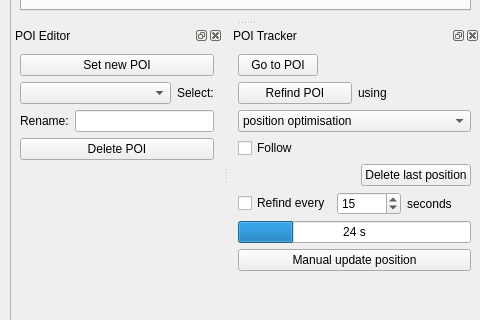
Qt form gui/PoiManager/PoiManagerGuiUI.ui (Ulm-IQO/qudi) before a commit; both pictures show x 119 to 599 and y 424 to 744 of the 599 by 744 pixel window.
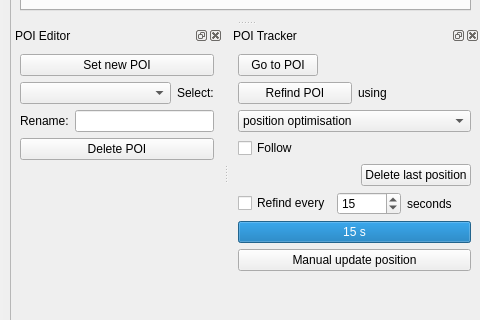
The same form after that commit. Icons and pictures are not drawn. Custom widgets are drawn as their Qt base class.

```diff
--- a/gui/PoiManager/PoiManagerGuiUI.ui
+++ b/gui/PoiManager/PoiManagerGuiUI.ui
@@ -583,8 +583,11 @@
      </item>
      <item>
       <widget class="QProgressBar" name="time_till_next_update_Display">
+       <property name="maximum">
+        <number>15</number>
+       </property>
        <property name="value">
-        <number>24</number>
+        <number>15</number>
        </property>
        <property name="format">
         <string>%v s</string>
```
